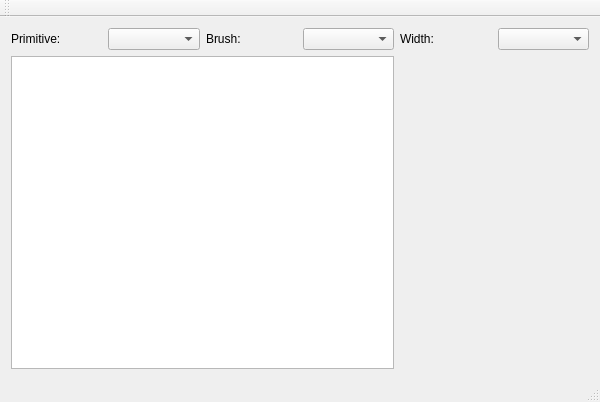
Above: MyPaint.ui from AnatoliiKubariev/MyPaint before the change. Below: the same form after it.
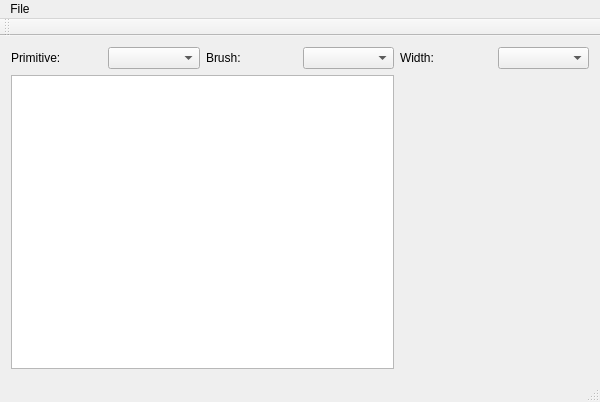
That is the form after the change.

What changed in the file:
```diff
--- a/MyPaint.ui
+++ b/MyPaint.ui
@@ -59,6 +59,15 @@
      <height>21</height>
     </rect>
    </property>
+   <widget class="QMenu" name="m_file_menu">
+    <property name="title">
+     <string>File</string>
+    </property>
+    <addaction name="m_new_action"/>
+    <addaction name="separator"/>
+    <addaction name="m_save_action"/>
+   </widget>
+   <addaction name="m_file_menu"/>
   </widget>
   <widget class="QToolBar" name="m_main_tool_bar">
    <attribute name="toolBarArea">
```
Left out of the diff: 15 changed lines with no effect on the pictures.
